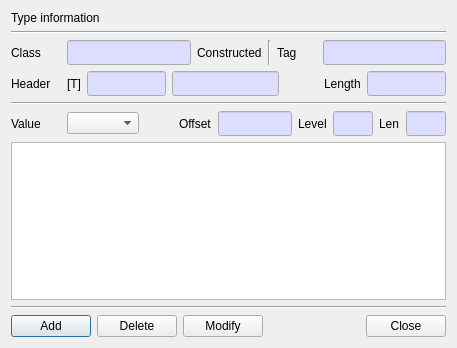
jykim74/BerEditor, file BerEditor/edit_value_dlg.ui: the form before one commit.
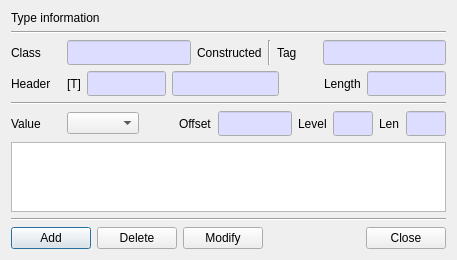
The form after the commit.

What changed in the file:
```diff
--- a/BerEditor/edit_value_dlg.ui
+++ b/BerEditor/edit_value_dlg.ui
@@ -7,7 +7,7 @@
     <x>0</x>
     <y>0</y>
     <width>457</width>
-    <height>348</height>
+    <height>249</height>
    </rect>
   </property>
   <property name="windowTitle">
```
